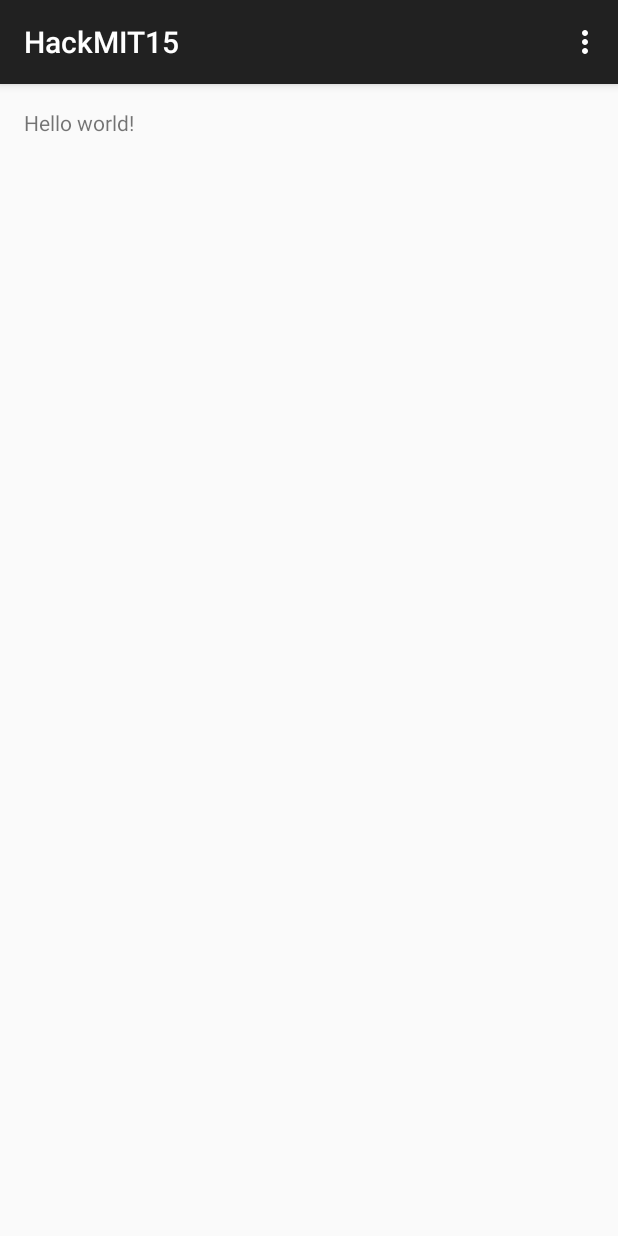
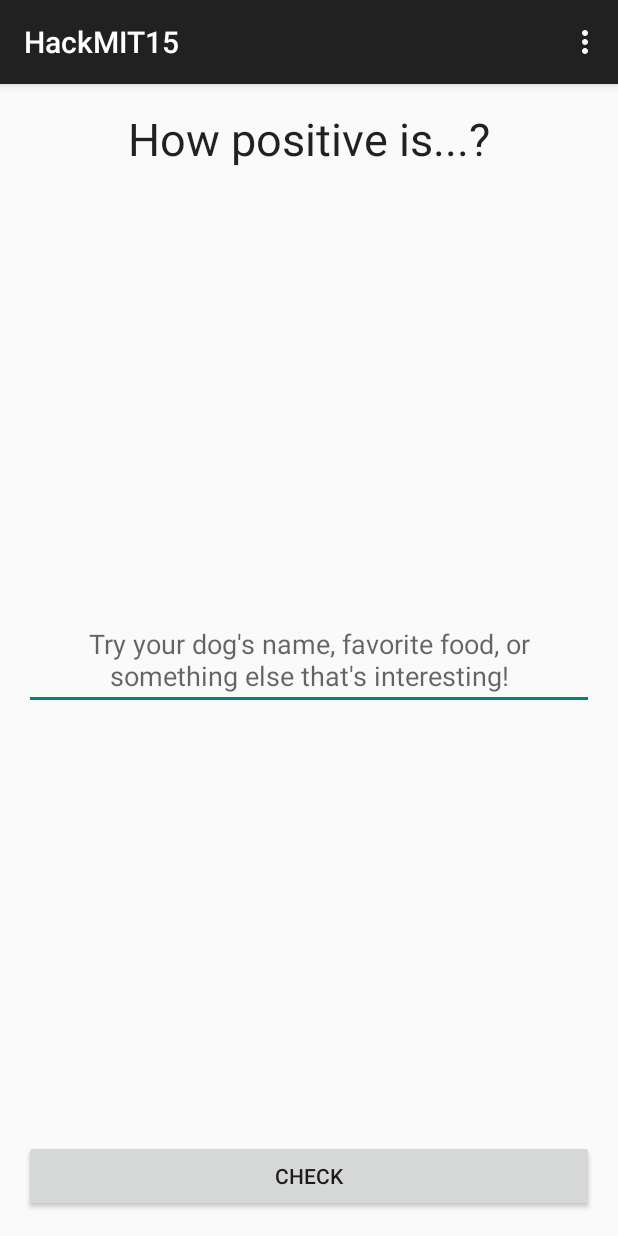
Before and after one commit to FancyVase/hackmit15, an Android app: the screen it shows after launch (MainActivity), on a phone screen of 412 x 824 dp. Run offline under Robolectric (Android 15) with nearby library versions, the phone set to English and light mode, and no system bars; libraries missing offline, so code that uses them is left out: io.indico, io.indico.network, io.indico.results, io.indico.utils; 1 statement that could not run was skipped.

Commit message:
Implement sentiment check for user input

```diff
--- a/app/src/main/java/hiram/xyz/hackmit15/MainActivity.java
+++ b/app/src/main/java/hiram/xyz/hackmit15/MainActivity.java
@@ -5,6 +5,10 @@ import android.support.v7.app.AppCompatActivity;
 import android.util.Log;
 import android.view.Menu;
 import android.view.MenuItem;
+import android.view.View;
+import android.widget.Button;
+import android.widget.EditText;
+import android.widget.TextView;
 
 import java.io.IOException;
 
@@ -20,17 +24,45 @@ public class MainActivity extends AppCompatActivity {
         super.onCreate(savedInstanceState);
         setContentView(R.layout.activity_main);
 
+        final EditText sentimentEditText = (EditText) findViewById(R.id.sentimentEditText);
+        final Button checkButton = (Button) findViewById(R.id.checkButton);
+        final TextView resultTextView = (TextView) findViewById(R.id.resultTextView);
+
         Indico.init(this, getString(R.string.indico_api_key), null);
 
+        View.OnClickListener listener = new View.OnClickListener() {
+            @Override
+            public void onClick(View view) {
+                String input = String.valueOf(sentimentEditText.getText());
+
                 try {
-            Indico.sentiment.predict("indico is so easy to use!", new IndicoCallback<IndicoResult>() {
-                @Override public void handle(IndicoResult result) throws IndicoException {
+                    Indico.sentiment.predict(input, new IndicoCallback<IndicoResult>() {
+                        @Override
+                        public void handle(IndicoResult result) throws IndicoException {
+                            long sentimentResult = Math.round(result.getSentiment()*100);
+
+                            resultTextView.setText(String.valueOf(sentimentResult) + "%");
                             Log.i("Indico Sentiment", "sentiment of: " + result.getSentiment());
                         }
                     });
                 } catch (IOException | IndicoException e) {
                     e.printStackTrace();
                 }
+            }
+        };
+        checkButton.setOnClickListener(listener);
+
+//        Indico.init(this, getString(R.string.indico_api_key), null);
+//
+//        try {
+//            Indico.sentiment.predict("indico is so easy to use!", new IndicoCallback<IndicoResult>() {
+//                @Override public void handle(IndicoResult result) throws IndicoException {
+//                    Log.i("Indico Sentiment", "sentiment of: " + result.getSentiment());
+//                }
+//            });
+//        } catch (IOException | IndicoException e) {
+//            e.printStackTrace();
+//        }
     }
 
     @Override
--- a/app/src/main/res/layout/activity_main.xml
+++ b/app/src/main/res/layout/activity_main.xml
@@ -3,9 +3,47 @@
     android:layout_height="match_parent" android:paddingLeft="@dimen/activity_horizontal_margin"
     android:paddingRight="@dimen/activity_horizontal_margin"
     android:paddingTop="@dimen/activity_vertical_margin"
-    android:paddingBottom="@dimen/activity_vertical_margin" tools:context=".MainActivity">
+    android:paddingBottom="@dimen/activity_vertical_margin" tools:context=".MainActivity"
+    android:gravity="center_horizontal">
 
-    <TextView android:text="@string/hello_world" android:layout_width="wrap_content"
-        android:layout_height="wrap_content" />
+    <TextView
+        android:layout_width="wrap_content"
+        android:layout_height="wrap_content"
+        android:textAppearance="?android:attr/textAppearanceLarge"
+        android:text="How positive is...?"
+        android:id="@+id/titleTextView"
+        android:textSize="30dp"
+        android:layout_alignParentTop="true"
+        android:layout_centerHorizontal="true" />
+
+    <EditText
+        android:layout_width="wrap_content"
+        android:layout_height="wrap_content"
+        android:layout_centerInParent="true"
+        android:ellipsize="start"
+        android:gravity="center"
+        android:id="@+id/sentimentEditText"
+        android:layout_centerVertical="true"
+        android:layout_centerHorizontal="true"
+        android:hint="Try your dog&apos;s name, favorite food, or something else that&apos;s interesting!"
+        android:textAlignment="gravity" />
+
+    <Button
+        android:layout_width="match_parent"
+        android:layout_height="wrap_content"
+        android:text="CHECK"
+        android:id="@+id/checkButton"
+        android:layout_alignParentBottom="true"
+        android:layout_alignParentRight="true"
+        android:layout_alignParentEnd="true" />
+
+    <TextView
+        android:layout_width="wrap_content"
+        android:layout_height="wrap_content"
+        android:textAppearance="?android:attr/textAppearanceLarge"
+        android:id="@+id/resultTextView"
+        android:textSize="60dp"
+        android:layout_above="@+id/sentimentEditText"
+        android:layout_centerHorizontal="true" />
 
 </RelativeLayout>
```
Also changed, not shown: 4 other files. Lines whose indentation alone changed are shown as unchanged.
